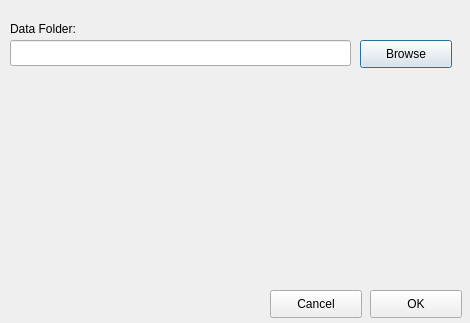
andrewrk/motrs, file tools/world-editor/SettingsDialog.ui: the form before one commit.
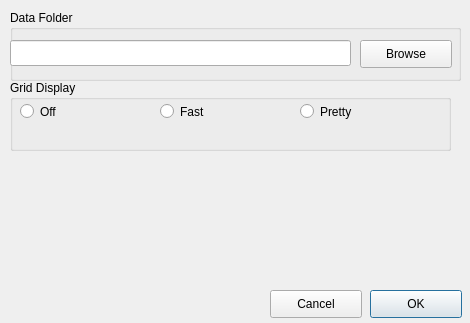
The form after the commit.

Commit message: World-Editor: overlay a grid with 3 settings

What changed in the file:
```diff
--- a/tools/world-editor/SettingsDialog.ui
+++ b/tools/world-editor/SettingsDialog.ui
@@ -13,32 +13,6 @@
   <property name="windowTitle">
    <string>Settings</string>
   </property>
-  <widget class="QPushButton" name="btnBrowseDataFolder">
-   <property name="geometry">
-    <rect>
-     <x>360</x>
-     <y>40</y>
-     <width>92</width>
-     <height>28</height>
-    </rect>
-   </property>
-   <property name="text">
-    <string>Browse</string>
-   </property>
-  </widget>
-  <widget class="QLabel" name="label">
-   <property name="geometry">
-    <rect>
-     <x>10</x>
-     <y>20</y>
-     <width>91</width>
-     <height>18</height>
-    </rect>
-   </property>
-   <property name="text">
-    <string>Data Folder:</string>
-   </property>
-  </widget>
   <widget class="QPushButton" name="btnOK">
    <property name="geometry">
     <rect>
@@ -65,15 +39,93 @@
     <string>Cancel</string>
    </property>
   </widget>
-  <widget class="QLineEdit" name="txtDataFolder">
+  <widget class="QGroupBox" name="groupBox">
    <property name="geometry">
     <rect>
      <x>10</x>
-     <y>40</y>
-     <width>341</width>
-     <height>26</height>
+     <y>80</y>
+     <width>441</width>
+     <height>71</height>
     </rect>
    </property>
+   <property name="title">
+    <string>Grid Display</string>
+   </property>
+   <widget class="QRadioButton" name="optGridOff">
+    <property name="geometry">
+     <rect>
+      <x>10</x>
+      <y>20</y>
+      <width>108</width>
+      <height>23</height>
+     </rect>
+    </property>
+    <property name="text">
+     <string>Off</string>
+    </property>
+   </widget>
+   <widget class="QRadioButton" name="optGridFast">
+    <property name="geometry">
+     <rect>
+      <x>150</x>
+      <y>20</y>
+      <width>108</width>
+      <height>23</height>
+     </rect>
+    </property>
+    <property name="text">
+     <string>Fast</string>
+    </property>
+   </widget>
+   <widget class="QRadioButton" name="optGridPretty">
+    <property name="geometry">
+     <rect>
+      <x>290</x>
+      <y>20</y>
+      <width>108</width>
+      <height>23</height>
+     </rect>
+    </property>
+    <property name="text">
+     <string>Pretty</string>
+    </property>
+   </widget>
+  </widget>
+  <widget class="QGroupBox" name="groupBox_2">
+   <property name="geometry">
+    <rect>
+     <x>10</x>
+     <y>10</y>
+     <width>451</width>
+     <height>71</height>
+    </rect>
+   </property>
+   <property name="title">
+    <string>Data Folder</string>
+   </property>
+   <widget class="QLineEdit" name="txtDataFolder">
+    <property name="geometry">
+     <rect>
+      <x>0</x>
+      <y>30</y>
+      <width>341</width>
+      <height>26</height>
+     </rect>
+    </property>
+   </widget>
+   <widget class="QPushButton" name="btnBrowseDataFolder">
+    <property name="geometry">
+     <rect>
+      <x>350</x>
+      <y>30</y>
+      <width>92</width>
+      <height>28</height>
+     </rect>
+    </property>
+    <property name="text">
+     <string>Browse</string>
+    </property>
+   </widget>
   </widget>
  </widget>
  <resources/>
```
The commit also changes 5 other files.
